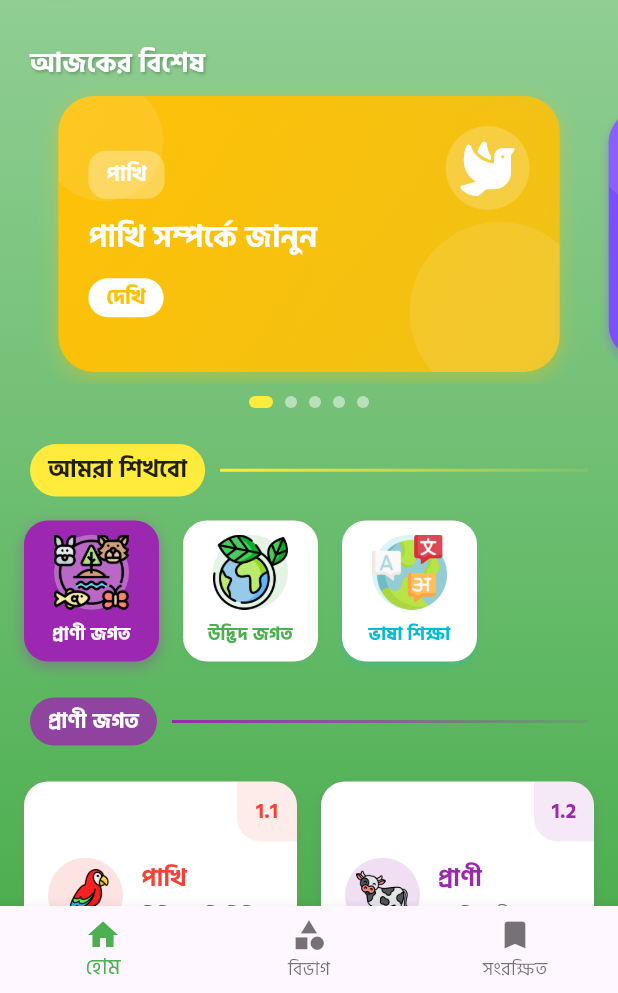
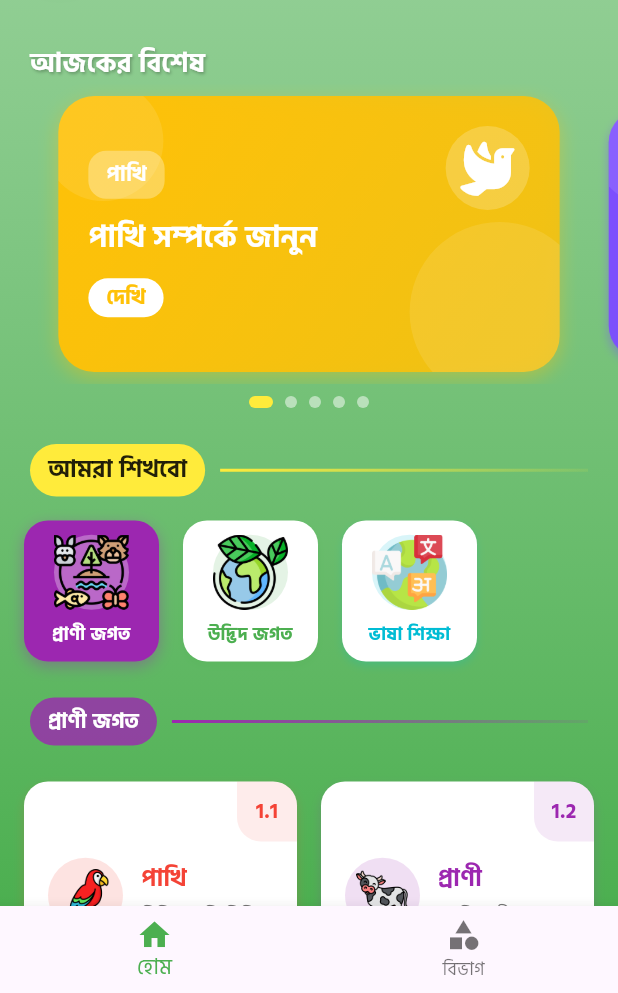
Before and after one commit to sohrab09/awwao, a Flutter app: the MainPage screen opened by its route, on a phone screen of 412 x 824 dp, the part 243-1236 px from its top. Run offline on Flutter 3.47's test engine with Material 3 defaults, Android fonts, the phone set to English and light mode, and no system bars; our stand-ins replace audioplayers, firebase_auth, firebase_core, font_awesome_flutter, shared_preferences; accounts and stored records are empty.

Commit message:
Remove some unused screen

```diff
--- a/lib/screen/main_screen.dart
+++ b/lib/screen/main_screen.dart
@@ -1,7 +1,7 @@
 import 'package:awwao/classes/user_persistence.dart';
 import 'package:awwao/screen/categories_screen.dart';
+import 'package:awwao/screen/developer_screen.dart';
 import 'package:awwao/screen/home_screen.dart';
-import 'package:awwao/screen/store_screen.dart';
 import 'package:firebase_auth/firebase_auth.dart';
 import 'package:flutter/material.dart';
 
@@ -55,17 +55,12 @@ class _MainPageState extends State<MainPage> {
   }
 
   // Define your bottom tab screens
-  final List<Widget> _screens = [
-    const HomeScreen(),
-    const CategoriesScreen(),
-    const StoreScreen(),
-  ];
+  final List<Widget> _screens = [const HomeScreen(), const CategoriesScreen()];
 
   // Bottom tab labels & icons
   final List<BottomNavigationBarItem> _bottomItems = const [
     BottomNavigationBarItem(icon: Icon(Icons.home), label: 'হোম'),
     BottomNavigationBarItem(icon: Icon(Icons.category), label: 'বিভাগ'),
-    BottomNavigationBarItem(icon: Icon(Icons.bookmark), label: 'সংরক্ষিত'),
   ];
 
   Widget _buildDrawer() {
@@ -99,16 +94,18 @@ class _MainPageState extends State<MainPage> {
               padding: EdgeInsets.zero,
               children: [
                 ListTile(
-                  leading: const Icon(Icons.home),
-                  title: const Text('Home'),
+                  leading: const Icon(Icons.code),
+                  title: const Text('নির্মাতা'),
                   onTap: () {
                     Navigator.pop(context);
-                    setState(() {
-                      _currentIndex = 0;
-                    });
+                    Navigator.push(
+                      context,
+                      MaterialPageRoute(
+                        builder: (context) => const DeveloperScreen(),
+                      ),
+                    );
                   },
                 ),
-                const Divider(),
               ],
             ),
           ),
--- a/pubspec.yaml
+++ b/pubspec.yaml
@@ -18,6 +18,9 @@ dependencies:
   firebase_core: ^3.13.0
   firebase_auth: ^5.5.3
   shared_preferences: ^2.5.3
+  cloud_firestore: ^5.6.7
+  firebase_storage: ^12.4.5
+  cached_network_image: ^3.4.1
 
 dev_dependencies:
   flutter_test:
```
Also changed, not shown: lib/screen/developer_screen.dart (added, +25 -0 lines), lib/screen/profile_screen.dart (added, +25 -0 lines), pubspec.lock, 3 other files.
